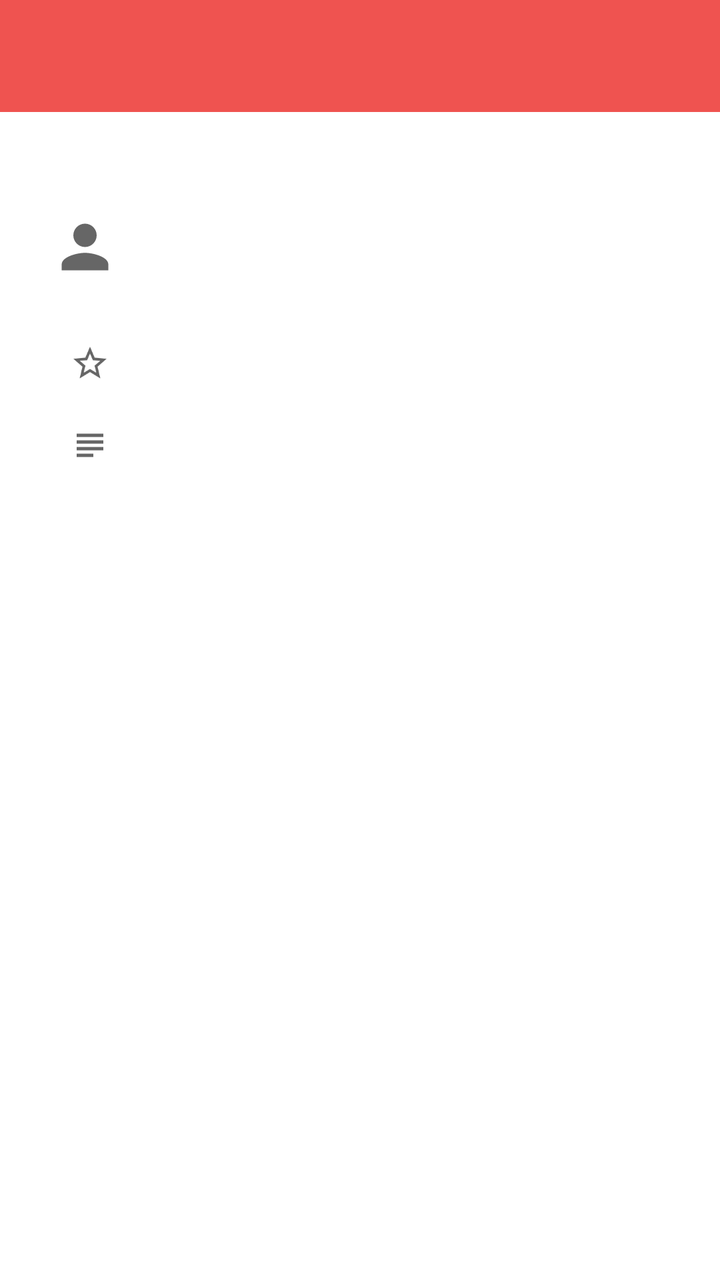
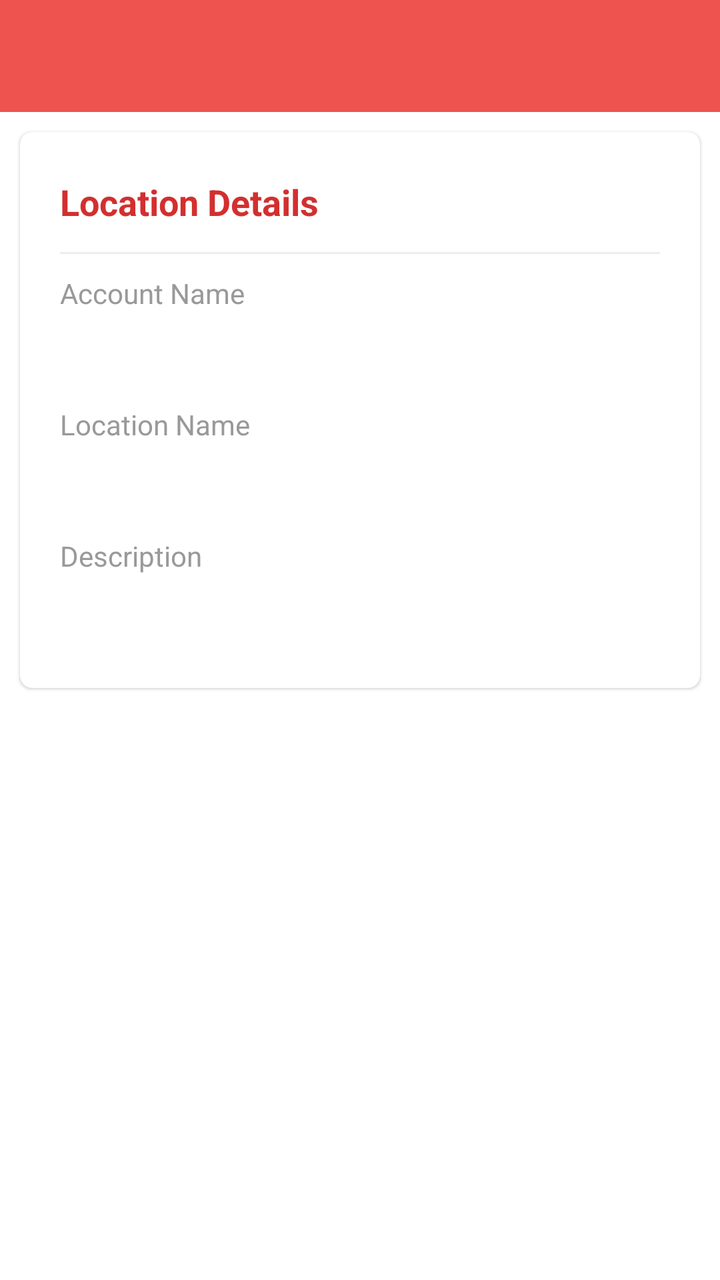

Two renders of the same Android screen: before a commit and after it. Below are the layout's source before the change and the commit's diff.
<!-- AndroidManifest.xml: application theme AppTheme -->
<!-- res/layout/activity_individual_location.xml -->
<?xml version="1.0" encoding="utf-8"?>
<LinearLayout xmlns:android="http://schemas.android.com/apk/res/android"
    xmlns:app="http://schemas.android.com/apk/res-auto"
    xmlns:tools="http://schemas.android.com/tools"
    android:id="@+id/main"
    android:orientation="vertical"
    android:layout_width="match_parent"
    android:layout_height="match_parent"
    tools:context=".LocationsActivity">

    <com.google.android.material.appbar.AppBarLayout
        android:layout_width="match_parent"
        android:id="@+id/app_bar_layout"
        android:layout_height="wrap_content">

        <include layout="@layout/toolbar" />

    </com.google.android.material.appbar.AppBarLayout>

    <androidx.core.widget.NestedScrollView
        android:layout_width="match_parent"
        android:layout_height="match_parent"
        android:background="@android:color/white"
        android:clipToPadding="false"
        android:scrollbars="none"
        android:scrollingCache="true"
        app:layout_behavior="@string/appbar_scrolling_view_behavior">

        <LinearLayout
            android:layout_width="match_parent"
            android:layout_height="wrap_content"
            android:orientation="vertical">


































            <androidx.cardview.widget.CardView
                android:layout_width="match_parent"
                android:layout_height="wrap_content"
                android:layout_marginTop="20dp"
                app:cardBackgroundColor="@android:color/white"
                app:cardCornerRadius="20dp"
                app:cardElevation="0dp"
                app:cardUseCompatPadding="false">

                <LinearLayout
                    android:layout_width="match_parent"
                    android:layout_height="wrap_content"
                    android:orientation="vertical">

                    <LinearLayout
                        android:layout_width="match_parent"
                        android:layout_height="wrap_content"
                        android:layout_marginHorizontal="@dimen/spacing_large"
                        android:layout_marginVertical="@dimen/spacing_mlarge"
                        android:gravity="center_vertical"
                        android:orientation="horizontal">

                        
                        
                        
                        
                        
                        
                        
                        <ImageView

                            android:layout_width="35dp"
                            android:layout_height="35dp"
                            android:layout_margin="10dp"
                            app:srcCompat="@drawable/ic_person"
                            app:tint="@color/grey_60" />

                        
                        
                        
                        
                        

                        <View
                            android:layout_width="@dimen/spacing_large"
                            android:layout_height="0dp" />

                        <LinearLayout
                            android:layout_width="wrap_content"
                            android:layout_height="wrap_content"
                            android:orientation="vertical">

                            <TextView
                                android:layout_width="wrap_content"
                                android:layout_height="wrap_content"
                                android:text=""
                                android:id="@+id/locationTextView"
                                android:textAppearance="@style/TextAppearance.AppCompat.Title"
                                android:textColor="@color/grey_80" />

                            
                            
                            
                            
                            
                            

                        </LinearLayout>

                        <View
                            android:layout_width="0dp"
                            android:layout_height="0dp"
                            android:layout_weight="1" />



                        <View
                            android:layout_width="@dimen/spacing_middle"
                            android:layout_height="0dp" />

                    </LinearLayout>

                    <LinearLayout
                        android:layout_width="match_parent"
                        android:layout_height="wrap_content"
                        android:layout_marginHorizontal="@dimen/spacing_large"
                        android:gravity="center_vertical"
                        android:orientation="horizontal">

                        <View
                            android:layout_width="@dimen/spacing_mlarge"
                            android:layout_height="0dp" />

                        <ImageView
                            android:layout_width="@dimen/spacing_mlarge"
                            android:layout_height="@dimen/spacing_mlarge"
                            app:srcCompat="@drawable/ic_star_border"
                            app:tint="@color/grey_60" />

                        <View
                            android:layout_width="30dp"
                            android:layout_height="0dp" />

                        <TextView
                            android:layout_width="wrap_content"
                            android:layout_height="wrap_content"
                            android:text=""
                            android:id="@+id/phoneTextView"
                            android:textAppearance="@style/TextAppearance.AppCompat.Subhead"
                            android:textColor="@color/red_800" />

                        <View
                            android:layout_width="30dp"
                            android:layout_height="0dp" />

                        
                        
                        
                        
                        

                        
                        
                        

                        
                        
                        
                        
                        
                        

                    </LinearLayout>

                    <LinearLayout
                        android:layout_width="match_parent"
                        android:layout_height="wrap_content"
                        android:layout_marginHorizontal="@dimen/spacing_large"
                        android:layout_marginTop="@dimen/spacing_large"
                        android:orientation="horizontal">

                        <View
                            android:layout_width="@dimen/spacing_mlarge"
                            android:layout_height="0dp" />

                        <ImageView
                            android:layout_width="@dimen/spacing_mlarge"
                            android:layout_height="@dimen/spacing_mlarge"
                            android:layout_marginTop="@dimen/spacing_medium"
                            app:srcCompat="@drawable/ic_subject"
                            app:tint="@color/grey_60" />

                        <View
                            android:layout_width="30dp"
                            android:layout_height="0dp" />

                        <TextView
                            android:layout_width="wrap_content"
                            android:layout_height="wrap_content"
                            android:text=""
                            android:id="@+id/accountNameTextView"
                            android:textAppearance="@style/TextAppearance.AppCompat.Body1"
                            android:textColor="@color/grey_40" />

                    </LinearLayout>

                    
                    
                    
                    
                    
                    
                    

                    
                    
                    

                    
                    
                    
                    
                    

                    
                    
                    

                    
                    
                    
                    
                    
                    

                    

                    
                    
                    
                    
                    
                    
                    
                    
                    
                    
                    
                    
                    
                    
                    
                    
                    
                    
                    

                    
                    
                    
                    
                    
                    

                    
                    
                    
                    
                    
                    

                    
                    
                    
                    
                    
                    

                    
                    
                    
                    
                    
                    

                    
                    
                    
                    
                    
                    

                    

                    
                    
                    
                    
                    
                    
                    

                </LinearLayout>

            </androidx.cardview.widget.CardView>

        </LinearLayout>
    </androidx.core.widget.NestedScrollView>

    <com.google.android.material.floatingactionbutton.FloatingActionButton
        android:id="@+id/fab"
        android:layout_width="wrap_content"
        android:layout_height="wrap_content"
        android:layout_margin="@dimen/spacing_mlarge"
        android:clickable="true"
        app:backgroundTint="@color/red_500"
        app:fabSize="normal"
        app:layout_anchor="@id/app_bar_layout"
        app:layout_anchorGravity="bottom|right|end"
        app:srcCompat="@drawable/ic_favorites"
        app:tint="@android:color/white" />

</LinearLayout>
<!-- res/layout/toolbar.xml (included above) -->
<?xml version="1.0" encoding="utf-8"?>
<androidx.appcompat.widget.Toolbar
    xmlns:android="http://schemas.android.com/apk/res/android"
    xmlns:app="http://schemas.android.com/apk/res-auto"
    android:id="@+id/toolbar"
    android:layout_width="match_parent"
    android:layout_height="?android:attr/actionBarSize"
    android:background="@color/colorPrimary"
    app:contentInsetStartWithNavigation="0dp"
    android:theme="@style/ThemeOverlay.AppCompat.Dark.ActionBar"
    app:popupTheme="@style/ThemeOverlay.AppCompat.Light"/>
<!-- resources referenced by this layout -->
<resources>
  <color name="colorPrimary">#ef5350</color>
  <color name="grey_40">#999999</color>
  <color name="grey_60">#666666</color>
  <color name="grey_80">#37474F</color>
  <color name="red_500">#F44336</color>
  <color name="red_800">#C62828</color>
  <dimen name="spacing_large">15dp</dimen>
  <dimen name="spacing_medium">5dp</dimen>
  <dimen name="spacing_middle">10dp</dimen>
  <dimen name="spacing_mlarge">20dp</dimen>
  <!-- drawable ic_favorites (drawable) -->
  <vector xmlns:android="http://schemas.android.com/apk/res/android"
          android:width="24dp"
          android:height="24dp"
          android:viewportWidth="24.0"
          android:viewportHeight="24.0">
      <path
          android:fillColor="#FFFFFFFF"
          android:pathData="M12,21.35l-1.45,-1.32C5.4,15.36 2,12.28 2,8.5 2,5.42 4.42,3 7.5,3c1.74,0 3.41,0.81 4.5,2.09C13.09,3.81 14.76,3 16.5,3 19.58,3 22,5.42 22,8.5c0,3.78 -3.4,6.86 -8.55,11.54L12,21.35z"/>
  </vector>
  <!-- drawable ic_person (drawable) -->
  <vector xmlns:android="http://schemas.android.com/apk/res/android"
          android:width="24dp"
          android:height="24dp"
          android:viewportWidth="24.0"
          android:viewportHeight="24.0">
      <path
          android:fillColor="#FFFFFFFF"
          android:pathData="M12,12c2.21,0 4,-1.79 4,-4s-1.79,-4 -4,-4 -4,1.79 -4,4 1.79,4 4,4zM12,14c-2.67,0 -8,1.34 -8,4v2h16v-2c0,-2.66 -5.33,-4 -8,-4z"/>
  </vector>
  <!-- drawable ic_star_border (drawable) -->
  <vector xmlns:android="http://schemas.android.com/apk/res/android"
          android:width="24dp"
          android:height="24dp"
          android:viewportWidth="24.0"
          android:viewportHeight="24.0">
      <path
          android:fillColor="#FFFFFFFF"
          android:pathData="M22,9.24l-7.19,-0.62L12,2 9.19,8.63 2,9.24l5.46,4.73L5.82,21 12,17.27 18.18,21l-1.63,-7.03L22,9.24zM12,15.4l-3.76,2.27 1,-4.28 -3.32,-2.88 4.38,-0.38L12,6.1l1.71,4.04 4.38,0.38 -3.32,2.88 1,4.28L12,15.4z"/>
  </vector>
  <!-- drawable ic_subject (drawable) -->
  <vector xmlns:android="http://schemas.android.com/apk/res/android"
          android:width="24dp"
          android:height="24dp"
          android:viewportWidth="24.0"
          android:viewportHeight="24.0">
      <path
          android:fillColor="#FFFFFF"
          android:pathData="M14,17L4,17v2h10v-2zM20,9L4,9v2h16L20,9zM4,15h16v-2L4,13v2zM4,5v2h16L20,5L4,5z"/>
  </vector>
  <style name="AppTheme" parent="BaseTheme">
          <item name="android:windowContentTransitions">true</item>
  
  
          
      </style>
  <style name="BaseTheme" parent="Theme.AppCompat.Light.NoActionBar">
          
          <item name="colorPrimary">@color/colorPrimary</item>
          <item name="colorPrimaryDark">@color/colorPrimaryDark</item>
          <item name="colorAccent">@color/colorAccent</item>
          <item name="windowActionModeOverlay">true</item>
          <item name="android:actionModeBackground">@color/blue_grey_600</item>
          <item name="android:dialogTheme">@style/Dialog.Theme</item>
          
          <item name="android:windowDisablePreview">true</item>
      </style>
  <color name="colorPrimaryDark">#dc1814</color>
  <color name="colorAccent">#FF4081</color>
  <color name="blue_grey_600">#546E7A</color>
  <style name="Dialog.Theme" parent="Theme.AppCompat.Light.Dialog">
          <item name="colorPrimary">@color/colorPrimary</item>
          <item name="colorPrimaryDark">@color/colorPrimaryDark</item>
          <item name="colorAccent">@color/colorAccent</item>
      </style>
</resources>

<!-- the commit's change to res/layout/activity_individual_location.xml (unified diff, before → after) -->
@@ -6,7 +6,7 @@
     android:orientation="vertical"
     android:layout_width="match_parent"
     android:layout_height="match_parent"
-    tools:context=".LocationsActivity">
+    tools:context=".TasksActivity">
 
     <com.google.android.material.appbar.AppBarLayout
         android:layout_width="match_parent"
@@ -31,60 +31,163 @@
             android:layout_height="wrap_content"
             android:orientation="vertical">
 
-
-
-
-
-
-
-
-
-
-
-
-
-
-
-
-
-
-
-
-
-
-
-
-
-
-
-
-
-
-
-
-
+            
+            
+            
+
+            
+            
+            
+            
+            
+
+            
+            
+            
+            
+            
+
+            
+            
+            
+            
+            
+            
+            
+            
+            
+
+            
 
             <androidx.cardview.widget.CardView
                 android:layout_width="match_parent"
                 android:layout_height="wrap_content"
-                android:layout_marginTop="20dp"
-                app:cardBackgroundColor="@android:color/white"
-                app:cardCornerRadius="20dp"
-                app:cardElevation="0dp"
-                app:cardUseCompatPadding="false">
+                android:layout_marginBottom="@dimen/spacing_medium"
+                android:layout_marginLeft="@dimen/spacing_middle"
+                android:layout_marginRight="@dimen/spacing_middle"
+                android:layout_marginTop="@dimen/spacing_middle"
+                android:visibility="visible"
+                app:cardCornerRadius="6dp"
+                app:cardElevation="1dp">
 
                 <LinearLayout
                     android:layout_width="match_parent"
                     android:layout_height="wrap_content"
-                    android:orientation="vertical">
+                    android:orientation="horizontal"
+                    android:padding="@dimen/spacing_mlarge">
 
                     <LinearLayout
-                        android:layout_width="match_parent"
+                        android:layout_width="0dp"
                         android:layout_height="wrap_content"
-                        android:layout_marginHorizontal="@dimen/spacing_large"
-                        android:layout_marginVertical="@dimen/spacing_mlarge"
-                        android:gravity="center_vertical"
-                        android:orientation="horizontal">
+                        android:layout_weight="2"
+                        android:orientation="vertical">
+
+                        <TextView
+                            android:layout_width="wrap_content"
+                            android:layout_height="30dp"
+                            android:gravity="center_vertical"
+                            android:text="Location Details"
+                            android:textAppearance="@style/Base.TextAppearance.AppCompat.Medium"
+                            android:textColor="@color/red_700"
+                            android:textStyle="bold" />
+
+                        <View
+                            android:layout_width="match_parent"
+                            android:layout_height="1dp"
+                            android:background="@color/grey_200"
+                            android:layout_marginTop="10dp"
+                            android:layout_marginBottom="@dimen/spacing_medium" />
+
+
+
+
+
+
+                        <View
+                            android:layout_width="0dp"
+                            android:layout_height="@dimen/spacing_medium" />
+
+                        <TextView
+                            android:layout_width="wrap_content"
+                            android:layout_height="wrap_content"
+                            android:text="Account Name"
+                            android:textAppearance="@style/Base.TextAppearance.AppCompat.Body1"
+                            android:textColor="@color/grey_40" />
+
+                        <TextView
+                            android:layout_width="wrap_content"
+                            android:layout_height="wrap_content"
+                            android:layout_marginTop="@dimen/spacing_medium"
+                            android:text=""
+                            android:id="@+id/accountNameTextView"
+                            android:textAppearance="@style/Base.TextAppearance.AppCompat.Subhead"
+                            android:textColor="@color/grey_80" />
+
+                        <View
+                            android:layout_width="0dp"
+                            android:layout_height="@dimen/spacing_mlarge" />
+
+                        <TextView
+                            android:layout_width="wrap_content"
+                            android:layout_height="wrap_content"
+                            android:text="Location Name"
+                            android:textAppearance="@style/Base.TextAppearance.AppCompat.Body1"
+                            android:textColor="@color/grey_40" />
+
+                        <TextView
+                            android:layout_width="wrap_content"
+                            android:layout_height="wrap_content"
+                            android:layout_marginTop="@dimen/spacing_medium"
+                            android:text=""
+                            android:id="@+id/locationNameTextView"
+                            android:textAppearance="@style/Base.TextAppearance.AppCompat.Subhead"
+                            android:textColor="@color/grey_80" />
+
+
+
+
+
+
+
+
+
+                        <View
+                            android:layout_width="0dp"
+                            android:layout_height="@dimen/spacing_mlarge" />
+
+                        <TextView
+                            android:layout_width="wrap_content"
+                            android:layout_height="wrap_content"
+                            android:text="Description"
+                            android:textAppearance="@style/Base.TextAppearance.AppCompat.Body1"
+                            android:textColor="@color/grey_40" />
+
+                        <TextView
+                            android:layout_width="wrap_content"
+                            android:layout_height="wrap_content"
+                            android:layout_marginTop="@dimen/spacing_medium"
+                            android:text=""
+                            android:id="@+id/descriptionTextView"
+                            android:textAppearance="@style/Base.TextAppearance.AppCompat.Subhead"
+                            android:textColor="@color/grey_80" />
+
+                        <View
+                            android:layout_width="0dp"
+                            android:layout_height="@dimen/spacing_middle" />
+
+
+
+                    </LinearLayout>
+
+                    <LinearLayout
+                        android:layout_width="0dp"
+                        android:layout_height="wrap_content"
+                        android:layout_weight="1"
+                        android:orientation="vertical">
+
+                        <View
+                            android:layout_width="30dp"
+                            android:layout_height="30dp"/>
 
                         
                         
@@ -92,243 +195,340 @@
                         
                         
                         
-                        
-                        <ImageView
-
-                            android:layout_width="35dp"
-                            android:layout_height="35dp"
-                            android:layout_margin="10dp"
-                            app:srcCompat="@drawable/ic_person"
-                            app:tint="@color/grey_60" />
-
-                        
-                        
-                        
-                        
-                        
-
-                        <View
-                            android:layout_width="@dimen/spacing_large"
-                            android:layout_height="0dp" />
-
-                        <LinearLayout
-                            android:layout_width="wrap_content"
-                            android:layout_height="wrap_content"
-                            android:orientation="vertical">
-
-                            <TextView
-                                android:layout_width="wrap_content"
-                                android:layout_height="wrap_content"
-                                android:text=""
-                                android:id="@+id/locationTextView"
-                                android:textAppearance="@style/TextAppearance.AppCompat.Title"
-                                android:textColor="@color/grey_80" />
-
-                            
-                            
-                            
-                            
-                            
-                            
-
-                        </LinearLayout>
+
+                        <View
+                            android:layout_width="match_parent"
+                            android:layout_height="1dp"
+                            android:background="@color/grey_200"
+                            android:layout_marginTop="10dp"
+                            android:layout_marginBottom="@dimen/spacing_medium" />
+
+
+
+
+
+
+
+
+
+
+
+
+
+
+
+
+
+
+
+
+
+
+
+
+
+
+
+
+
+
+
+
+
+
+
+
+
+
+
+
+
+
 
                         <View
                             android:layout_width="0dp"
-                            android:layout_height="0dp"
-                            android:layout_weight="1" />
-
-
-
-                        <View
-                            android:layout_width="@dimen/spacing_middle"
-                            android:layout_height="0dp" />
+                            android:layout_height="@dimen/spacing_middle" />
+
+
+
+
+
+
 
                     </LinearLayout>
 
-                    <LinearLayout
-                        android:layout_width="match_parent"
-                        android:layout_height="wrap_content"
-                        android:layout_marginHorizontal="@dimen/spacing_large"
-                        android:gravity="center_vertical"
-                        android:orientation="horizontal">
-
-                        <View
-                            android:layout_width="@dimen/spacing_mlarge"
-                            android:layout_height="0dp" />
-
-                        <ImageView
-                            android:layout_width="@dimen/spacing_mlarge"
-                            android:layout_height="@dimen/spacing_mlarge"
-                            app:srcCompat="@drawable/ic_star_border"
-                            app:tint="@color/grey_60" />
-
-                        <View
-                            android:layout_width="30dp"
-                            android:layout_height="0dp" />
-
-                        <TextView
-                            android:layout_width="wrap_content"
-                            android:layout_height="wrap_content"
-                            android:text=""
-                            android:id="@+id/phoneTextView"
-                            android:textAppearance="@style/TextAppearance.AppCompat.Subhead"
-                            android:textColor="@color/red_800" />
-
-                        <View
-                            android:layout_width="30dp"
-                            android:layout_height="0dp" />
-
-                        
-                        
-                        
-                        
-                        
-
-                        
-                        
-                        
-
-                        
-                        
-                        
-                        
-                        
-                        
-
-                    </LinearLayout>
-
-                    <LinearLayout
-                        android:layout_width="match_parent"
-                        android:layout_height="wrap_content"
-                        android:layout_marginHorizontal="@dimen/spacing_large"
-                        android:layout_marginTop="@dimen/spacing_large"
-                        android:orientation="horizontal">
-
-                        <View
-                            android:layout_width="@dimen/spacing_mlarge"
-                            android:layout_height="0dp" />
-
-                        <ImageView
-                            android:layout_width="@dimen/spacing_mlarge"
-                            android:layout_height="@dimen/spacing_mlarge"
-                            android:layout_marginTop="@dimen/spacing_medium"
-                            app:srcCompat="@drawable/ic_subject"
-                            app:tint="@color/grey_60" />
-
-                        <View
-                            android:layout_width="30dp"
-                            android:layout_height="0dp" />
-
-                        <TextView
-                            android:layout_width="wrap_content"
-                            android:layout_height="wrap_content"
-                            android:text=""
-                            android:id="@+id/accountNameTextView"
-                            android:textAppearance="@style/TextAppearance.AppCompat.Body1"
-                            android:textColor="@color/grey_40" />
-
-                    </LinearLayout>
-
-                    
-                    
-                    
-                    
-                    
-                    
-                    
-
-                    
-                    
-                    
-
-                    
-                    
-                    
-                    
-                    
-
-                    
-                    
-                    
-
-                    
-                    
-                    
-                    
-                    
-                    
-
-                    
-
-                    
-                    
-                    
-                    
-                    
-                    
-                    
-                    
-                    
-                    
-                    
-                    
-                    
-                    
-                    
-                    
-                    
-                    
-                    
-
-                    
-                    
-                    
-                    
-                    
-                    
-
-                    
-                    
-                    
-                    
-                    
-                    
-
-                    
-                    
-                    
-                    
-                    
-                    
-
-                    
-                    
-                    
-                    
-                    
-                    
-
-                    
-                    
-                    
-                    
-                    
-                    
-
-                    
-
-                    
-                    
-                    
-                    
-                    
-                    
-                    
 
                 </LinearLayout>
 
+
+
             </androidx.cardview.widget.CardView>
+
+            
+            
+            
+            
+            
+            
+            
+            
+
+            
+            
+            
+            
+
+            
+            
+            
+            
+            
+            
+            
+
+            
+            
+            
+            
+            
+            
+            
+            
+
+            
+            
+            
+            
+            
+
+            
+            
+            
+            
+            
+
+            
+            
+            
+
+            
+            
+            
+            
+
+            
+            
+            
+            
+            
+            
+            
+
+            
+            
+            
+            
+            
+            
+
+            
+
+            
+            
+            
+            
+
+
+
+            
+            
+            
+
+            
+
+            
+            
+            
+            
+            
+            
+
+            
+            
+            
+
+            
+            
+            
+            
+            
+
+            
+            
+            
+
+            
+            
+            
+            
+            
+            
+            
+
+            
+            
+            
+
+            
+            
+            
+            
+            
+
+            
+            
+            
+
+            
+            
+            
+            
+            
+            
+
+            
+
+            
+            
+            
+            
+            
+            
+
+            
+            
+            
+
+            
+            
+            
+            
+            
+            
+
+            
+            
+            
+
+            
+            
+            
+            
+            
+            
+            
+
+            
+
+            
+            
+            
+            
+            
+            
+            
+
+            
+            
+            
+
+            
+            
+            
+            
+            
+
+            
+            
+            
+
+            
+            
+            
+            
+            
+            
+
+            
+
+            
+            
+            
+            
+            
+            
+            
+            
+            
+            
+            
+            
+            
+            
+            
+            
+            
+            
+            
+
+            
+            
+            
+            
+            
+            
+
+            
+            
+            
+            
+            
+            
+
+            
+            
+            
+            
+            
+            
+
+            
+            
+            
+            
+            
+            
+
+            
+            
+            
+            
+            
+            
+
+            
+
+            
+            
+            
+            
+            
+            
+            
+
+            
+
+            
 
         </LinearLayout>
     </androidx.core.widget.NestedScrollView>
<!-- resource entries referenced after the edit -->
@@ -1,12 +1,11 @@
 <!-- resources referenced by this layout -->
 <resources>
   <color name="colorPrimary">#ef5350</color>
+  <color name="grey_200">#EEEEEE</color>
   <color name="grey_40">#999999</color>
-  <color name="grey_60">#666666</color>
   <color name="grey_80">#37474F</color>
   <color name="red_500">#F44336</color>
-  <color name="red_800">#C62828</color>
-  <dimen name="spacing_large">15dp</dimen>
+  <color name="red_700">#D32F2F</color>
   <dimen name="spacing_medium">5dp</dimen>
   <dimen name="spacing_middle">10dp</dimen>
   <dimen name="spacing_mlarge">20dp</dimen>
@@ -19,36 +18,6 @@
       <path
           android:fillColor="#FFFFFFFF"
           android:pathData="M12,21.35l-1.45,-1.32C5.4,15.36 2,12.28 2,8.5 2,5.42 4.42,3 7.5,3c1.74,0 3.41,0.81 4.5,2.09C13.09,3.81 14.76,3 16.5,3 19.58,3 22,5.42 22,8.5c0,3.78 -3.4,6.86 -8.55,11.54L12,21.35z"/>
-  </vector>
-  <!-- drawable ic_person (drawable) -->
-  <vector xmlns:android="http://schemas.android.com/apk/res/android"
-          android:width="24dp"
-          android:height="24dp"
-          android:viewportWidth="24.0"
-          android:viewportHeight="24.0">
-      <path
-          android:fillColor="#FFFFFFFF"
-          android:pathData="M12,12c2.21,0 4,-1.79 4,-4s-1.79,-4 -4,-4 -4,1.79 -4,4 1.79,4 4,4zM12,14c-2.67,0 -8,1.34 -8,4v2h16v-2c0,-2.66 -5.33,-4 -8,-4z"/>
-  </vector>
-  <!-- drawable ic_star_border (drawable) -->
-  <vector xmlns:android="http://schemas.android.com/apk/res/android"
-          android:width="24dp"
-          android:height="24dp"
-          android:viewportWidth="24.0"
-          android:viewportHeight="24.0">
-      <path
-          android:fillColor="#FFFFFFFF"
-          android:pathData="M22,9.24l-7.19,-0.62L12,2 9.19,8.63 2,9.24l5.46,4.73L5.82,21 12,17.27 18.18,21l-1.63,-7.03L22,9.24zM12,15.4l-3.76,2.27 1,-4.28 -3.32,-2.88 4.38,-0.38L12,6.1l1.71,4.04 4.38,0.38 -3.32,2.88 1,4.28L12,15.4z"/>
-  </vector>
-  <!-- drawable ic_subject (drawable) -->
-  <vector xmlns:android="http://schemas.android.com/apk/res/android"
-          android:width="24dp"
-          android:height="24dp"
-          android:viewportWidth="24.0"
-          android:viewportHeight="24.0">
-      <path
-          android:fillColor="#FFFFFF"
-          android:pathData="M14,17L4,17v2h10v-2zM20,9L4,9v2h16L20,9zM4,15h16v-2L4,13v2zM4,5v2h16L20,5L4,5z"/>
   </vector>
   <style name="AppTheme" parent="BaseTheme">
           <item name="android:windowContentTransitions">true</item>
